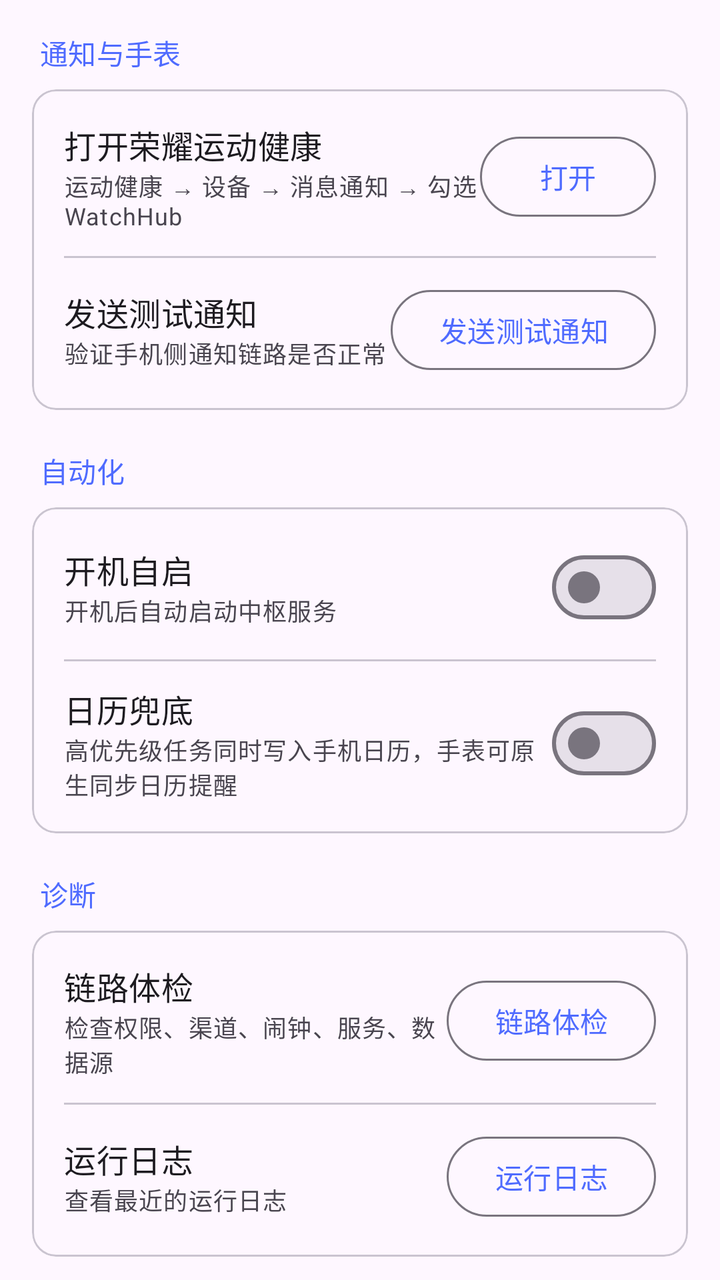
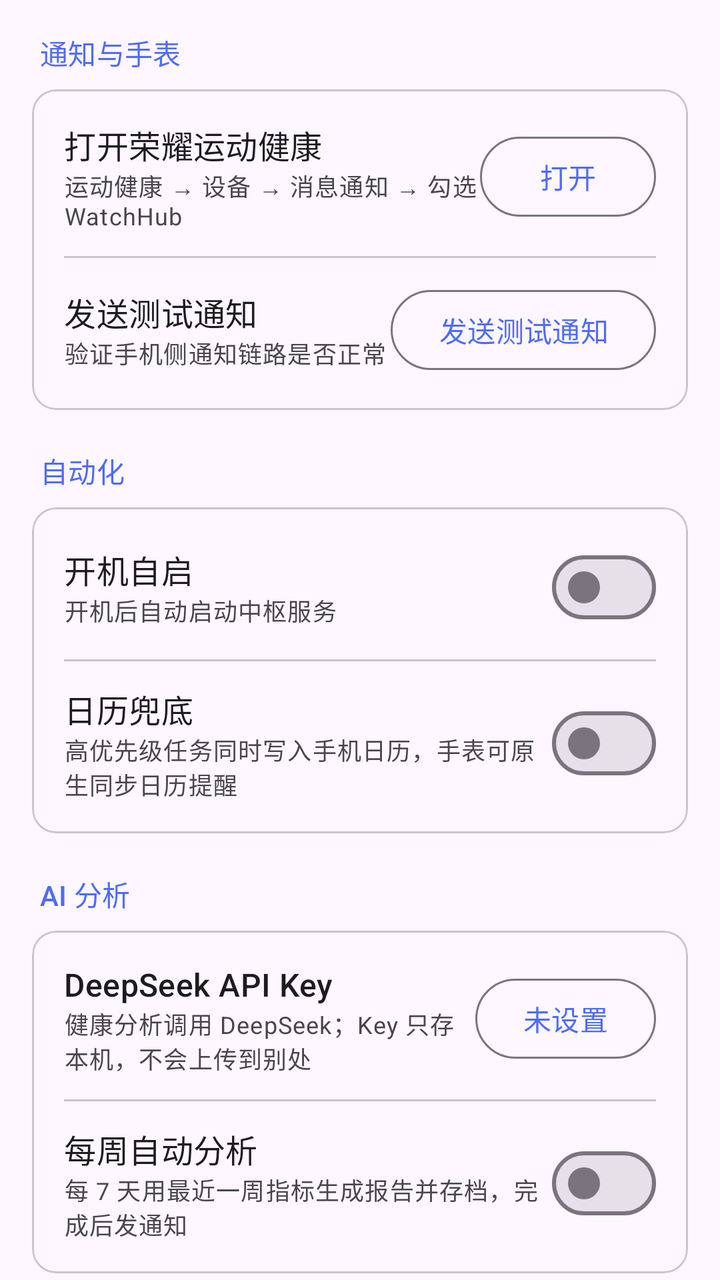

Compare the two renders of this Android layout. The source of the first and the diff that turns it into the second are given below.
<!-- AndroidManifest.xml: application theme Theme.WatchHub -->
<!-- res/layout/fragment_settings.xml -->
<?xml version="1.0" encoding="utf-8"?>
<androidx.core.widget.NestedScrollView xmlns:android="http://schemas.android.com/apk/res/android"
    xmlns:app="http://schemas.android.com/apk/res-auto"
    android:layout_width="match_parent"
    android:layout_height="match_parent"
    android:fillViewport="true">

    <LinearLayout
        android:layout_width="match_parent"
        android:layout_height="wrap_content"
        android:orientation="vertical"
        android:padding="16dp">

        
        <TextView
            android:layout_width="match_parent"
            android:layout_height="wrap_content"
            android:paddingStart="4dp"
            android:paddingBottom="8dp"
            android:text="@string/settings_group_notify"
            android:textAppearance="?attr/textAppearanceTitleSmall"
            android:textColor="?attr/colorPrimary" />

        <com.google.android.material.card.MaterialCardView
            android:layout_width="match_parent"
            android:layout_height="wrap_content">

            <LinearLayout
                android:layout_width="match_parent"
                android:layout_height="wrap_content"
                android:orientation="vertical"
                android:padding="16dp">

                <LinearLayout
                    android:layout_width="match_parent"
                    android:layout_height="wrap_content"
                    android:gravity="center_vertical"
                    android:orientation="horizontal">

                    <LinearLayout
                        android:layout_width="0dp"
                        android:layout_height="wrap_content"
                        android:layout_weight="1"
                        android:orientation="vertical">

                        <TextView
                            android:layout_width="match_parent"
                            android:layout_height="wrap_content"
                            android:text="@string/settings_open_mirror"
                            android:textAppearance="?attr/textAppearanceTitleMedium" />

                        <TextView
                            android:layout_width="match_parent"
                            android:layout_height="wrap_content"
                            android:text="@string/settings_open_mirror_desc"
                            android:textAppearance="@style/TextAppearance.WatchHub.Caption" />
                    </LinearLayout>

                    <com.google.android.material.button.MaterialButton
                        android:id="@+id/btn_open_mirror"
                        style="@style/Widget.Material3.Button.OutlinedButton"
                        android:layout_width="wrap_content"
                        android:layout_height="wrap_content"
                        android:text="@string/settings_open_mirror_action" />
                </LinearLayout>

                <View
                    android:layout_width="match_parent"
                    android:layout_height="1dp"
                    android:layout_marginTop="12dp"
                    android:layout_marginBottom="12dp"
                    android:background="?attr/colorOutlineVariant" />

                <LinearLayout
                    android:layout_width="match_parent"
                    android:layout_height="wrap_content"
                    android:gravity="center_vertical"
                    android:orientation="horizontal">

                    <LinearLayout
                        android:layout_width="0dp"
                        android:layout_height="wrap_content"
                        android:layout_weight="1"
                        android:orientation="vertical">

                        <TextView
                            android:layout_width="match_parent"
                            android:layout_height="wrap_content"
                            android:text="@string/settings_test"
                            android:textAppearance="?attr/textAppearanceTitleMedium" />

                        <TextView
                            android:layout_width="match_parent"
                            android:layout_height="wrap_content"
                            android:text="@string/settings_test_desc"
                            android:textAppearance="@style/TextAppearance.WatchHub.Caption" />
                    </LinearLayout>

                    <com.google.android.material.button.MaterialButton
                        android:id="@+id/btn_test"
                        style="@style/Widget.Material3.Button.OutlinedButton"
                        android:layout_width="wrap_content"
                        android:layout_height="wrap_content"
                        android:text="@string/settings_test" />
                </LinearLayout>
            </LinearLayout>
        </com.google.android.material.card.MaterialCardView>

        
        <TextView
            android:layout_width="match_parent"
            android:layout_height="wrap_content"
            android:paddingStart="4dp"
            android:paddingTop="20dp"
            android:paddingBottom="8dp"
            android:text="@string/settings_group_automation"
            android:textAppearance="?attr/textAppearanceTitleSmall"
            android:textColor="?attr/colorPrimary" />

        <com.google.android.material.card.MaterialCardView
            android:layout_width="match_parent"
            android:layout_height="wrap_content">

            <LinearLayout
                android:layout_width="match_parent"
                android:layout_height="wrap_content"
                android:orientation="vertical"
                android:padding="16dp">

                <LinearLayout
                    android:layout_width="match_parent"
                    android:layout_height="wrap_content"
                    android:gravity="center_vertical"
                    android:orientation="horizontal">

                    <LinearLayout
                        android:layout_width="0dp"
                        android:layout_height="wrap_content"
                        android:layout_weight="1"
                        android:orientation="vertical">

                        <TextView
                            android:layout_width="match_parent"
                            android:layout_height="wrap_content"
                            android:text="@string/settings_start_on_boot"
                            android:textAppearance="?attr/textAppearanceTitleMedium" />

                        <TextView
                            android:layout_width="match_parent"
                            android:layout_height="wrap_content"
                            android:text="@string/settings_start_on_boot_desc"
                            android:textAppearance="@style/TextAppearance.WatchHub.Caption" />
                    </LinearLayout>

                    <com.google.android.material.materialswitch.MaterialSwitch
                        android:id="@+id/switch_boot"
                        android:layout_width="wrap_content"
                        android:layout_height="wrap_content" />
                </LinearLayout>

                <View
                    android:layout_width="match_parent"
                    android:layout_height="1dp"
                    android:layout_marginTop="12dp"
                    android:layout_marginBottom="12dp"
                    android:background="?attr/colorOutlineVariant" />

                <LinearLayout
                    android:layout_width="match_parent"
                    android:layout_height="wrap_content"
                    android:gravity="center_vertical"
                    android:orientation="horizontal">

                    <LinearLayout
                        android:layout_width="0dp"
                        android:layout_height="wrap_content"
                        android:layout_weight="1"
                        android:orientation="vertical">

                        <TextView
                            android:layout_width="match_parent"
                            android:layout_height="wrap_content"
                            android:text="@string/settings_calendar"
                            android:textAppearance="?attr/textAppearanceTitleMedium" />

                        <TextView
                            android:layout_width="match_parent"
                            android:layout_height="wrap_content"
                            android:text="@string/settings_calendar_desc"
                            android:textAppearance="@style/TextAppearance.WatchHub.Caption" />
                    </LinearLayout>

                    <com.google.android.material.materialswitch.MaterialSwitch
                        android:id="@+id/switch_calendar"
                        android:layout_width="wrap_content"
                        android:layout_height="wrap_content" />
                </LinearLayout>
            </LinearLayout>
        </com.google.android.material.card.MaterialCardView>

        
        <TextView
            android:layout_width="match_parent"
            android:layout_height="wrap_content"
            android:paddingStart="4dp"
            android:paddingTop="20dp"
            android:paddingBottom="8dp"
            android:text="@string/settings_group_diagnostics"
            android:textAppearance="?attr/textAppearanceTitleSmall"
            android:textColor="?attr/colorPrimary" />

        <com.google.android.material.card.MaterialCardView
            android:layout_width="match_parent"
            android:layout_height="wrap_content">

            <LinearLayout
                android:layout_width="match_parent"
                android:layout_height="wrap_content"
                android:orientation="vertical"
                android:padding="16dp">

                <LinearLayout
                    android:layout_width="match_parent"
                    android:layout_height="wrap_content"
                    android:gravity="center_vertical"
                    android:orientation="horizontal">

                    <LinearLayout
                        android:layout_width="0dp"
                        android:layout_height="wrap_content"
                        android:layout_weight="1"
                        android:orientation="vertical">

                        <TextView
                            android:layout_width="match_parent"
                            android:layout_height="wrap_content"
                            android:text="@string/settings_health"
                            android:textAppearance="?attr/textAppearanceTitleMedium" />

                        <TextView
                            android:layout_width="match_parent"
                            android:layout_height="wrap_content"
                            android:text="@string/settings_health_desc"
                            android:textAppearance="@style/TextAppearance.WatchHub.Caption" />
                    </LinearLayout>

                    <com.google.android.material.button.MaterialButton
                        android:id="@+id/btn_health"
                        style="@style/Widget.Material3.Button.OutlinedButton"
                        android:layout_width="wrap_content"
                        android:layout_height="wrap_content"
                        android:text="@string/settings_health" />
                </LinearLayout>

                <View
                    android:layout_width="match_parent"
                    android:layout_height="1dp"
                    android:layout_marginTop="12dp"
                    android:layout_marginBottom="12dp"
                    android:background="?attr/colorOutlineVariant" />

                <LinearLayout
                    android:layout_width="match_parent"
                    android:layout_height="wrap_content"
                    android:gravity="center_vertical"
                    android:orientation="horizontal">

                    <LinearLayout
                        android:layout_width="0dp"
                        android:layout_height="wrap_content"
                        android:layout_weight="1"
                        android:orientation="vertical">

                        <TextView
                            android:layout_width="match_parent"
                            android:layout_height="wrap_content"
                            android:text="@string/settings_logs"
                            android:textAppearance="?attr/textAppearanceTitleMedium" />

                        <TextView
                            android:layout_width="match_parent"
                            android:layout_height="wrap_content"
                            android:text="@string/settings_logs_desc"
                            android:textAppearance="@style/TextAppearance.WatchHub.Caption" />
                    </LinearLayout>

                    <com.google.android.material.button.MaterialButton
                        android:id="@+id/btn_logs"
                        style="@style/Widget.Material3.Button.OutlinedButton"
                        android:layout_width="wrap_content"
                        android:layout_height="wrap_content"
                        android:text="@string/settings_logs" />
                </LinearLayout>
            </LinearLayout>
        </com.google.android.material.card.MaterialCardView>

        
        <TextView
            android:layout_width="match_parent"
            android:layout_height="wrap_content"
            android:paddingStart="4dp"
            android:paddingTop="20dp"
            android:paddingBottom="8dp"
            android:text="@string/settings_group_about"
            android:textAppearance="?attr/textAppearanceTitleSmall"
            android:textColor="?attr/colorPrimary" />

        <com.google.android.material.card.MaterialCardView
            android:layout_width="match_parent"
            android:layout_height="wrap_content">

            <LinearLayout
                android:layout_width="match_parent"
                android:layout_height="wrap_content"
                android:gravity="center_vertical"
                android:orientation="horizontal"
                android:padding="16dp">

                <LinearLayout
                    android:layout_width="0dp"
                    android:layout_height="wrap_content"
                    android:layout_weight="1"
                    android:orientation="vertical">

                    <TextView
                        android:id="@+id/version"
                        android:layout_width="match_parent"
                        android:layout_height="wrap_content"
                        android:textAppearance="?attr/textAppearanceTitleMedium" />

                    <TextView
                        android:layout_width="match_parent"
                        android:layout_height="wrap_content"
                        android:text="@string/settings_version"
                        android:textAppearance="@style/TextAppearance.WatchHub.Caption" />
                </LinearLayout>

                <com.google.android.material.button.MaterialButton
                    android:id="@+id/btn_update"
                    style="@style/Widget.Material3.Button.OutlinedButton"
                    android:layout_width="wrap_content"
                    android:layout_height="wrap_content"
                    android:text="@string/settings_update" />
            </LinearLayout>
        </com.google.android.material.card.MaterialCardView>

        <View
            android:layout_width="match_parent"
            android:layout_height="24dp" />
    </LinearLayout>
</androidx.core.widget.NestedScrollView>
<!-- resources referenced by this layout -->
<resources>
  <string name="settings_calendar">日历兜底</string>
  <string name="settings_calendar_desc">高优先级任务同时写入手机日历，手表可原生同步日历提醒</string>
  <string name="settings_group_about">关于</string>
  <string name="settings_group_automation">自动化</string>
  <string name="settings_group_diagnostics">诊断</string>
  <string name="settings_group_notify">通知与手表</string>
  <string name="settings_health">链路体检</string>
  <string name="settings_health_desc">检查权限、渠道、闹钟、服务、数据源</string>
  <string name="settings_logs">运行日志</string>
  <string name="settings_logs_desc">查看最近的运行日志</string>
  <string name="settings_open_mirror">打开荣耀运动健康</string>
  <string name="settings_open_mirror_action">打开</string>
  <string name="settings_open_mirror_desc">运动健康 → 设备 → 消息通知 → 勾选 WatchHub</string>
  <string name="settings_start_on_boot">开机自启</string>
  <string name="settings_start_on_boot_desc">开机后自动启动中枢服务</string>
  <string name="settings_test">发送测试通知</string>
  <string name="settings_test_desc">验证手机侧通知链路是否正常</string>
  <string name="settings_update">检查更新</string>
  <string name="settings_version">版本</string>
  <style name="TextAppearance.WatchHub.Caption" parent="TextAppearance.Material3.BodySmall">
          <item name="android:textColor">?attr/colorOnSurfaceVariant</item>
      </style>
  <style name="Theme.WatchHub" parent="Theme.Material3.DayNight.NoActionBar">
          <item name="colorPrimary">#4F6BFF</item>
          <item name="colorSecondary">#6C5CE7</item>
      </style>
</resources>

<!-- the commit's change to res/layout/fragment_settings.xml (unified diff, before → after) -->
@@ -205,6 +205,100 @@
             android:paddingStart="4dp"
             android:paddingTop="20dp"
             android:paddingBottom="8dp"
+            android:text="@string/settings_group_ai"
+            android:textAppearance="?attr/textAppearanceTitleSmall"
+            android:textColor="?attr/colorPrimary" />
+
+        <com.google.android.material.card.MaterialCardView
+            android:layout_width="match_parent"
+            android:layout_height="wrap_content">
+
+            <LinearLayout
+                android:layout_width="match_parent"
+                android:layout_height="wrap_content"
+                android:orientation="vertical"
+                android:padding="16dp">
+
+                <LinearLayout
+                    android:layout_width="match_parent"
+                    android:layout_height="wrap_content"
+                    android:gravity="center_vertical"
+                    android:orientation="horizontal">
+
+                    <LinearLayout
+                        android:layout_width="0dp"
+                        android:layout_height="wrap_content"
+                        android:layout_weight="1"
+                        android:orientation="vertical">
+
+                        <TextView
+                            android:layout_width="match_parent"
+                            android:layout_height="wrap_content"
+                            android:text="@string/settings_ai_key"
+                            android:textAppearance="?attr/textAppearanceTitleMedium" />
+
+                        <TextView
+                            android:layout_width="match_parent"
+                            android:layout_height="wrap_content"
+                            android:text="@string/settings_ai_key_desc"
+                            android:textAppearance="@style/TextAppearance.WatchHub.Caption" />
+                    </LinearLayout>
+
+                    <com.google.android.material.button.MaterialButton
+                        android:id="@+id/btn_ai_key"
+                        style="@style/Widget.Material3.Button.OutlinedButton"
+                        android:layout_width="wrap_content"
+                        android:layout_height="wrap_content"
+                        android:text="@string/settings_ai_key_empty" />
+                </LinearLayout>
+
+                <View
+                    android:layout_width="match_parent"
+                    android:layout_height="1dp"
+                    android:layout_marginTop="12dp"
+                    android:layout_marginBottom="12dp"
+                    android:background="?attr/colorOutlineVariant" />
+
+                <LinearLayout
+                    android:layout_width="match_parent"
+                    android:layout_height="wrap_content"
+                    android:gravity="center_vertical"
+                    android:orientation="horizontal">
+
+                    <LinearLayout
+                        android:layout_width="0dp"
+                        android:layout_height="wrap_content"
+                        android:layout_weight="1"
+                        android:orientation="vertical">
+
+                        <TextView
+                            android:layout_width="match_parent"
+                            android:layout_height="wrap_content"
+                            android:text="@string/settings_ai_auto"
+                            android:textAppearance="?attr/textAppearanceTitleMedium" />
+
+                        <TextView
+                            android:layout_width="match_parent"
+                            android:layout_height="wrap_content"
+                            android:text="@string/settings_ai_auto_desc"
+                            android:textAppearance="@style/TextAppearance.WatchHub.Caption" />
+                    </LinearLayout>
+
+                    <com.google.android.material.materialswitch.MaterialSwitch
+                        android:id="@+id/switch_ai_auto"
+                        android:layout_width="wrap_content"
+                        android:layout_height="wrap_content" />
+                </LinearLayout>
+            </LinearLayout>
+        </com.google.android.material.card.MaterialCardView>
+
+        
+        <TextView
+            android:layout_width="match_parent"
+            android:layout_height="wrap_content"
+            android:paddingStart="4dp"
+            android:paddingTop="20dp"
+            android:paddingBottom="8dp"
             android:text="@string/settings_group_diagnostics"
             android:textAppearance="?attr/textAppearanceTitleSmall"
             android:textColor="?attr/colorPrimary" />
<!-- resource entries referenced after the edit -->
@@ -1,8 +1,14 @@
 <!-- resources referenced by this layout -->
 <resources>
+  <string name="settings_ai_auto">每周自动分析</string>
+  <string name="settings_ai_auto_desc">每 7 天用最近一周指标生成报告并存档，完成后发通知</string>
+  <string name="settings_ai_key">DeepSeek API Key</string>
+  <string name="settings_ai_key_desc">健康分析调用 DeepSeek；Key 只存本机，不会上传到别处</string>
+  <string name="settings_ai_key_empty">未设置</string>
   <string name="settings_calendar">日历兜底</string>
   <string name="settings_calendar_desc">高优先级任务同时写入手机日历，手表可原生同步日历提醒</string>
   <string name="settings_group_about">关于</string>
+  <string name="settings_group_ai">AI 分析</string>
   <string name="settings_group_automation">自动化</string>
   <string name="settings_group_diagnostics">诊断</string>
   <string name="settings_group_notify">通知与手表</string>
